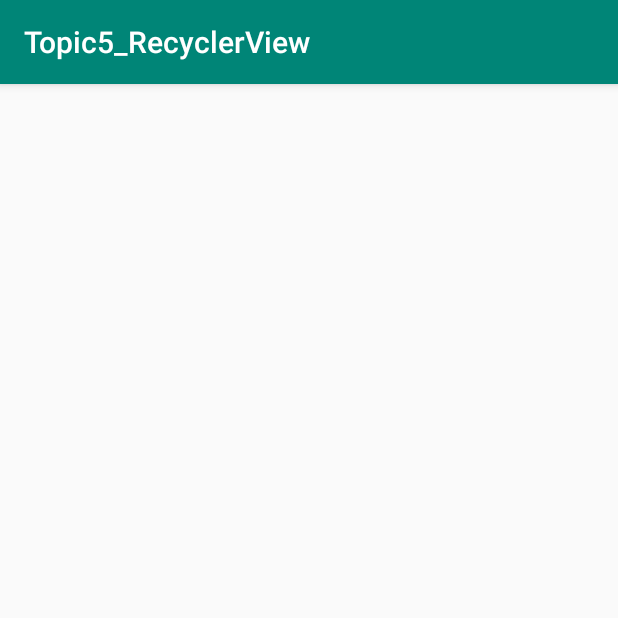
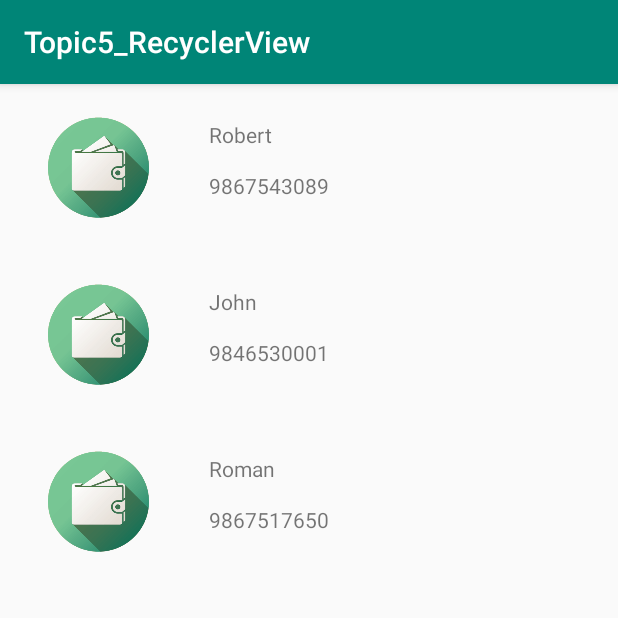
Before and after one commit to Binodmagar/Topic5_RecyclerView, an Android app: the screen it shows after launch (MainActivity), on a phone screen of 412 x 824 dp, the top half of it. Run offline under Robolectric (Android 15) with nearby library versions, the phone set to English and light mode, and no system bars.

Commit message:
contact_laypit.xml file done in constraint layout

```diff
--- a/app/src/main/java/com/binod/topic5_recyclerview/Contacts.java
+++ b/app/src/main/java/com/binod/topic5_recyclerview/Contacts.java
@@ -20,12 +20,12 @@ public class Contacts {
         this.name = name;
     }
 
-    public String getPhoeNo() {
+    public String getPhoneNo() {
         return phoneNo;
     }
 
-    public void setPhoeNo(String phoeNo) {
-        this.phoneNo = phoeNo;
+    public void setPhoneNo(String phoneNo) {
+        this.phoneNo = phoneNo;
     }
 
     public int getImage() {
--- a/app/src/main/java/com/binod/topic5_recyclerview/MainActivity.java
+++ b/app/src/main/java/com/binod/topic5_recyclerview/MainActivity.java
@@ -1,14 +1,34 @@
 package com.binod.topic5_recyclerview;
 
 import androidx.appcompat.app.AppCompatActivity;
+import androidx.recyclerview.widget.LinearLayoutManager;
+import androidx.recyclerview.widget.RecyclerView;
 
 import android.os.Bundle;
 
+import java.util.ArrayList;
+import java.util.List;
+
 public class MainActivity extends AppCompatActivity {
+
+    private  static RecyclerView recyclerView;
 
     @Override
     protected void onCreate(Bundle savedInstanceState) {
         super.onCreate(savedInstanceState);
         setContentView(R.layout.activity_main);
+
+        //binding
+        recyclerView = findViewById(R.id.recyclerView);
+
+        //create list of contact to display in recyclerview
+        List<Contacts> contactsList = new ArrayList<>();
+        contactsList.add(new Contacts("Robert","9867543089", R.drawable.logo));
+        contactsList.add(new Contacts("John", "9846530001", R.drawable.logo));
+        contactsList.add(new Contacts("Roman","9867517650", R.drawable.logo));
+
+        contactsAdapter contactsAdapter = new contactsAdapter(this, contactsList);
+        recyclerView.setAdapter(contactsAdapter);
+        recyclerView.setLayoutManager(new LinearLayoutManager(this));
     }
 }
--- a/app/src/main/java/com/binod/topic5_recyclerview/contactsAdapter.java
+++ b/app/src/main/java/com/binod/topic5_recyclerview/contactsAdapter.java
@@ -1,6 +1,7 @@
 package com.binod.topic5_recyclerview;
 
 import android.content.Context;
+import android.view.LayoutInflater;
 import android.view.View;
 import android.view.ViewGroup;
 import android.widget.ImageView;
@@ -25,19 +26,27 @@ public class contactsAdapter extends RecyclerView.Adapter<contactsAdapter.Contac
     @NonNull
     @Override
     public ContactsViewHolder onCreateViewHolder(@NonNull ViewGroup parent, int viewType) {
-        return null;
-        //attach in design
+        //attach in design or view holder
+        View view = LayoutInflater.from(parent.getContext())
+                .inflate(R.layout.contact_laypit, parent, false);
+        return new ContactsViewHolder(view);
+
     }
 
     @Override
     public void onBindViewHolder(@NonNull ContactsViewHolder holder, int position) {
-        //attach data in design by one by one
+        //attach data or design  in viewholder by one by one
+        Contacts contacts = contactsList.get(position);
+        holder.imgRoman.setImageResource(contacts.getImage());
+        holder.tvName.setText(contacts.getName());
+        holder.tvPhone.setText(contacts.getPhoneNo());
     }
 
     @Override
     public int getItemCount() {
-        return 0;
+        return contactsList.size();
         //count number of list or data shown
+        //how many times to show  data or how many data are
     }
 
     public class ContactsViewHolder extends RecyclerView.ViewHolder {
--- /dev/null
+++ b/app/src/main/res/layout/contact_laypit.xml
@@ -0,0 +1,38 @@
+<?xml version="1.0" encoding="utf-8"?>
+<androidx.constraintlayout.widget.ConstraintLayout
+    xmlns:android="http://schemas.android.com/apk/res/android"
+    xmlns:app="http://schemas.android.com/apk/res-auto"
+    xmlns:tools="http://schemas.android.com/tools"
+    android:layout_width="match_parent"
+    android:layout_height="wrap_content"
+    >
+
+    <ImageView
+        android:id="@+id/imgRoman"
+        android:layout_width="67dp"
+        android:layout_height="111dp"
+        android:layout_marginStart="32dp"
+        app:layout_constraintStart_toStartOf="parent"
+        app:layout_constraintTop_toTopOf="parent"
+        app:srcCompat="@drawable/logo" />
+
+    <TextView
+        android:id="@+id/tvName"
+        android:layout_width="143dp"
+        android:layout_height="22dp"
+        android:layout_marginStart="40dp"
+        android:layout_marginTop="24dp"
+        android:text="TextView"
+        app:layout_constraintStart_toEndOf="@+id/imgRoman"
+        app:layout_constraintTop_toTopOf="parent" />
+
+    <TextView
+        android:id="@+id/tvPhone"
+        android:layout_width="144dp"
+        android:layout_height="22dp"
+        android:layout_marginStart="40dp"
+        android:layout_marginTop="12dp"
+        android:text="TextView"
+        app:layout_constraintStart_toEndOf="@+id/imgRoman"
+        app:layout_constraintTop_toBottomOf="@+id/tvName" />
+</androidx.constraintlayout.widget.ConstraintLayout>
--- a/app/src/main/res/layout/layout_contacts.xml
+++ b/app/src/main/res/layout/layout_contacts.xml
@@ -8,8 +8,8 @@
         android:id="@+id/imgRoman"
         android:src="@drawable/logo"
         android:layout_gravity="center"
-        android:layout_width="wrap_content"
-        android:layout_height="wrap_content"
+        android:layout_width="100dp"
+        android:layout_height="100dp"
         android:scaleType="fitXY"/>
     <TextView
         android:layout_margin="20dp"
```
